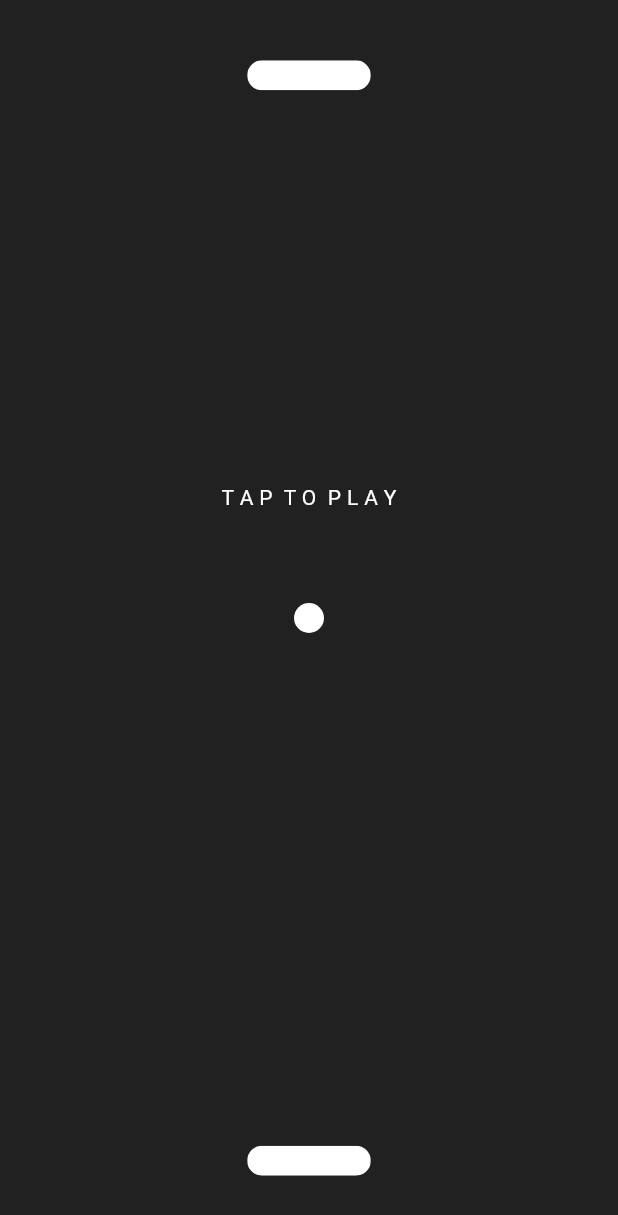
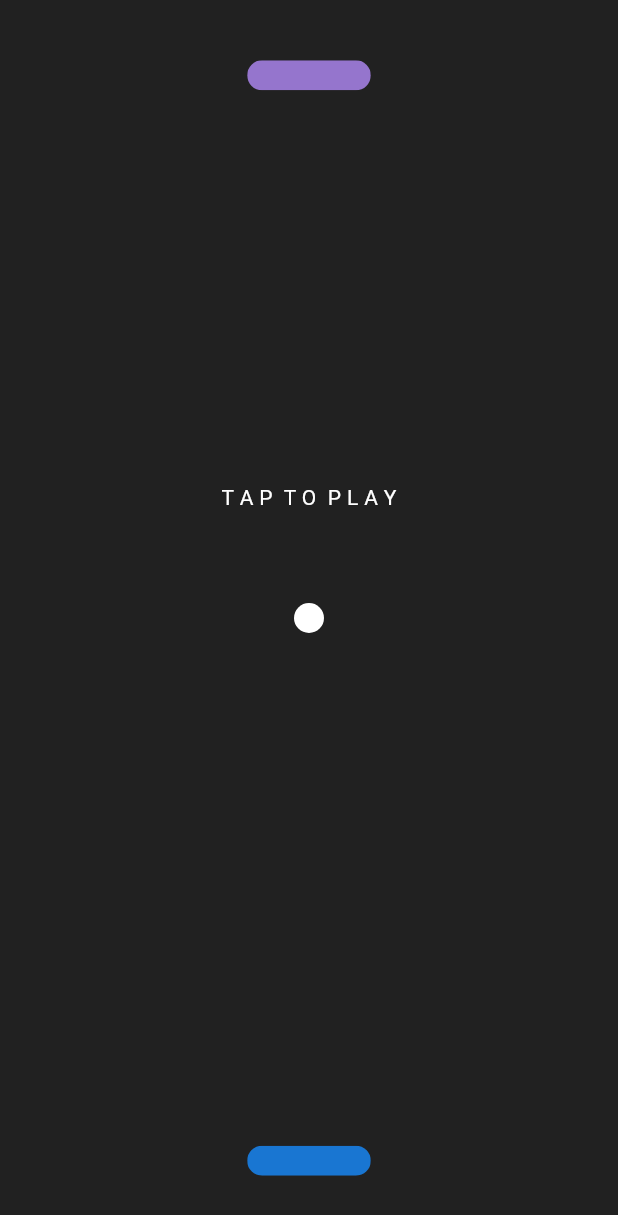
Before and after one commit to Victor-Cauich/pong_victor_cauich, a Flutter app: the screen it shows after launch, on a phone screen of 412 x 824 dp. Shown: the top 1215 px of the screen. Run offline on Flutter 3.47's test engine with Material 3 defaults, Android fonts, the phone set to English and light mode, and no system bars.

Commit message:
colors added

```diff
--- a/lib/brick.dart
+++ b/lib/brick.dart
@@ -5,8 +5,9 @@ class MyBrick extends StatelessWidget {
   final x;
   final y;
   final brickWidth; // out of 2
+  final thisIsEnemy;
 
-  MyBrick({this.x, this.y, this.brickWidth});
+  MyBrick({this.x, this.y, this.brickWidth, this.thisIsEnemy});
 
   @override
   Widget build(BuildContext context) {
@@ -14,9 +15,9 @@ class MyBrick extends StatelessWidget {
             child: ClipRRect(
               borderRadius: BorderRadius.circular(10),
               child: Container(
-                color: Colors.white,
+                color: thisIsEnemy? Colors.deepPurple[300] : Colors.blue[700],
                 height: 20,
-                width: MediaQuery.of(context).size.width / 5,
+                width: MediaQuery.of(context).size.width * brickWidth / 2,
               )
             )
           );
--- /dev/null
+++ b/lib/score.dart
@@ -0,0 +1,40 @@
+import 'package:flutter/material.dart';
+
+class ScoreScreen extends StatelessWidget {
+
+  final bool gameHasStarted;
+  final enemyScore;
+  final playerScore;
+
+  ScoreScreen({required this.gameHasStarted, this.enemyScore, this.playerScore});
+
+  @override
+  Widget build(BuildContext context) {
+    return gameHasStarted ? Stack (
+      children: [
+        // pnatalla de la puntuacion
+              Container( // linea central de la  pantalla
+                alignment: Alignment(0, 0),
+                child: Container(
+                  height: 1,
+                  width: MediaQuery.of(context).size.width / 3,
+                  color: Colors.grey[700],
+                ),
+              ),
+              Container( //pantalla del score superior
+                alignment: Alignment(0, -0.3),
+                child: Text(
+                  enemyScore.toString(), // mostrar el score del enemigo
+                  style: TextStyle(color: Colors.grey[700], fontSize: 100),),
+                ),
+
+              Container( // pantalla del score inferior
+                alignment: Alignment(0, 0.3),
+                child: Text(
+                  playerScore.toString(), // mostrar el score del jugador
+                  style: TextStyle(color: Colors.grey[700], fontSize: 100),),
+                ),
+      ],
+    ) : Container();
+  }
+}
```
Also changed, not shown: lib/homepage.dart (+59 -22 lines).
